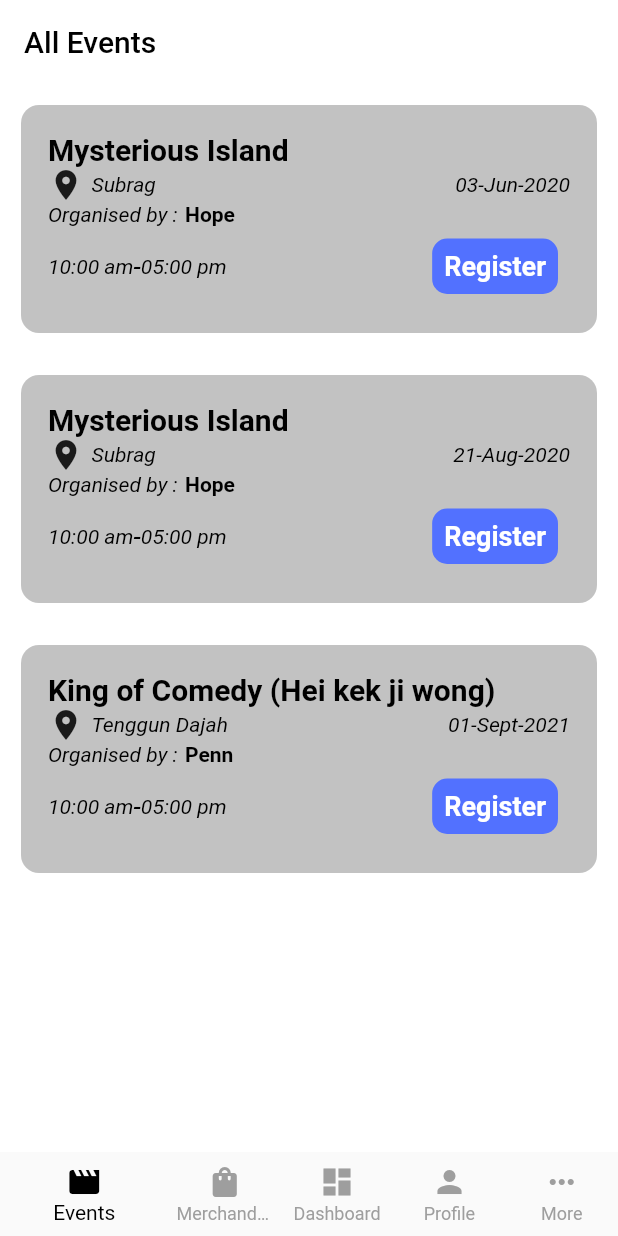
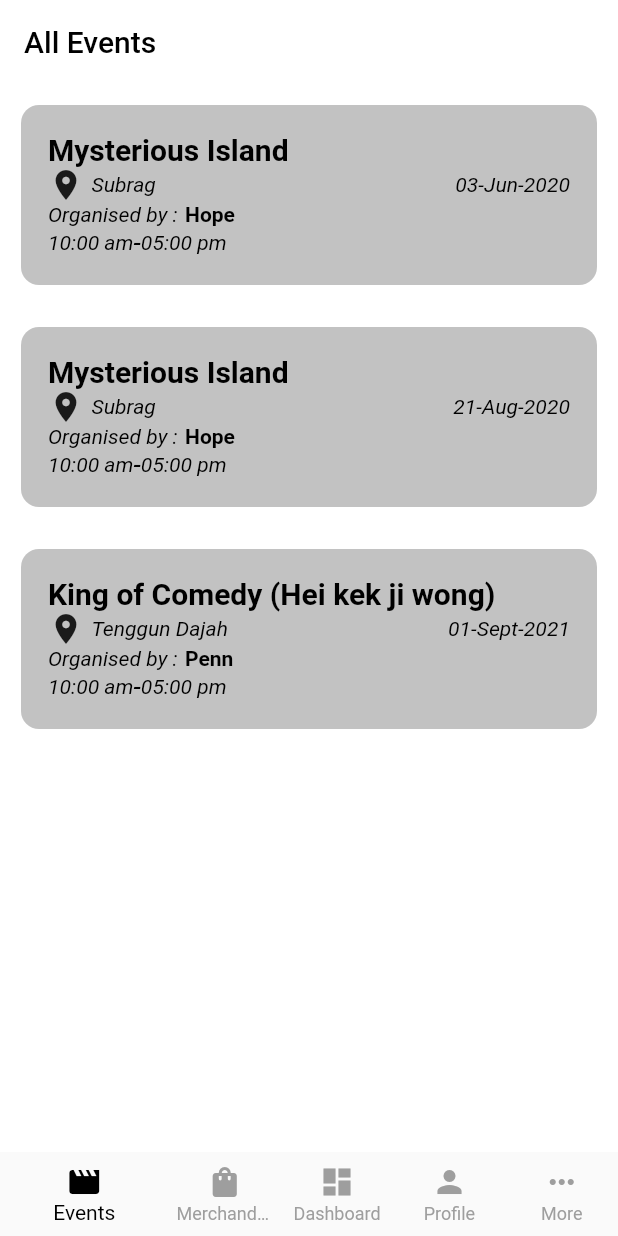
Before and after one commit to NSS-BPHC/nssapp, a Flutter app: the screen it shows after launch, on a phone screen of 412 x 824 dp. Run offline on Flutter 3.47's test engine with Material 2 defaults, Android fonts, the phone set to English and light mode, and no system bars.

Commit message:
All event card updated

```diff
--- a/lib/views/screens/volunteerEventsScreen.dart
+++ b/lib/views/screens/volunteerEventsScreen.dart
@@ -1,6 +1,6 @@
 import 'package:flutter/material.dart';
 import 'package:nssapp/views/screens/volunteerProfile.dart';
-import 'package:nssapp/views/widgets/dashboardEventCard.dart';
+import 'package:nssapp/views/widgets/allEventCard.dart';
 
 class VolunteerEventsScreen extends StatefulWidget {
   @override
@@ -26,7 +26,7 @@ class _VolunteerEventsScreenState extends State<VolunteerEventsScreen> {
           shrinkWrap: true,
           itemCount: items.length,
           itemBuilder: (context, index) {
-            return DashBoardEventCard(
+            return AllEventCard(
               eventModel: items[index],
             );
           },
--- /dev/null
+++ b/lib/views/widgets/allEventCard.dart
@@ -0,0 +1,140 @@
+import 'package:flutter/material.dart';
+import 'package:nssapp/models/eventModel.dart';
+import 'package:nssapp/views/screens/eventDescription.dart';
+
+class AllEventCard extends StatefulWidget {
+  final EventModel eventModel;
+  const AllEventCard({Key? key, required this.eventModel}) : super(key: key);
+
+  @override
+  _AllEventCardState createState() => _AllEventCardState();
+}
+
+class _AllEventCardState extends State<AllEventCard> {
+  @override
+  Widget build(BuildContext context) {
+    return Padding(
+      padding: const EdgeInsets.all(14.0),
+      child: InkWell(
+        onTap: () {
+          Navigator.push(
+              context,
+              MaterialPageRoute(
+                  builder: (context) =>
+                      EventDescription(eventModel: widget.eventModel)));
+        },
+        child: Container(
+          decoration: BoxDecoration(
+            color: Color(0xffc2c2c2),
+            borderRadius: BorderRadius.all(Radius.circular(12)),
+          ),
+          child: Padding(
+            padding: const EdgeInsets.all(18.0),
+            child: Column(
+              mainAxisAlignment: MainAxisAlignment.spaceBetween,
+              crossAxisAlignment: CrossAxisAlignment.start,
+              children: [
+                Text(
+                  widget.eventModel.title,
+                  overflow: TextOverflow.ellipsis,
+                  style: TextStyle(
+                    fontWeight: FontWeight.bold,
+                    fontSize: 20,
+                    color: Colors.black,
+                  ),
+                ),
+                Column(
+                  crossAxisAlignment: CrossAxisAlignment.start,
+                  children: [
+                    Row(
+                      mainAxisAlignment: MainAxisAlignment.spaceBetween,
+                      children: [
+                        Row(
+                          children: [
+                            Icon(Icons.place),
+                            SizedBox(width: 5.0),
+                            Text(
+                              widget.eventModel.location,
+                              style: TextStyle(
+                                fontStyle: FontStyle.italic,
+                                fontSize: 14,
+                                color: Colors.black,
+                              ),
+                            ),
+                          ],
+                        ),
+                        Text(
+                          widget.eventModel.date.toString(),
+                          style: TextStyle(
+                              fontStyle: FontStyle.italic,
+                              fontSize: 14,
+                              color: Colors.black),
+                        ),
+                      ],
+                    ),
+                    Row(
+                      crossAxisAlignment: CrossAxisAlignment.baseline,
+                      textBaseline: TextBaseline.alphabetic,
+                      children: [
+                        Text(
+                          "Organised by :",
+                          style: TextStyle(
+                            fontSize: 14,
+                            fontStyle: FontStyle.italic,
+                            color: Colors.black,
+                          ),
+                        ),
+                        SizedBox(width: 5.0),
+                        Text(
+                          widget.eventModel.organiser,
+                          style: TextStyle(
+                            fontWeight: FontWeight.bold,
+                            fontSize: 14,
+                            color: Colors.black,
+                          ),
+                        ),
+                      ],
+                    ),
+                  ],
+                ),
+                Row(
+                  mainAxisAlignment: MainAxisAlignment.spaceBetween,
+                  children: [
+                    Row(
+                      children: [
+                        Text(
+                          "10:00 am",
+                          style: TextStyle(
+                              fontWeight: FontWeight.normal,
+                              fontStyle: FontStyle.italic,
+                              fontSize: 14,
+                              color: Colors.black),
+                        ),
+                        Text(
+                          "-",
+                          style: TextStyle(
+                              fontWeight: FontWeight.normal,
+                              fontStyle: FontStyle.italic,
+                              fontSize: 18,
+                              color: Colors.black),
+                        ),
+                        Text(
+                          "05:00 pm",
+                          style: TextStyle(
+                              fontWeight: FontWeight.normal,
+                              fontStyle: FontStyle.italic,
+                              fontSize: 14,
+                              color: Colors.black),
+                        ),
+                      ],
+                    ),
+                  ],
+                ),
+              ],
+            ),
+          ),
+        ),
+      ),
+    );
+  }
+}
```
Also changed, not shown: lib/views/screens/eventDescription.dart (added, +226 -0 lines).
